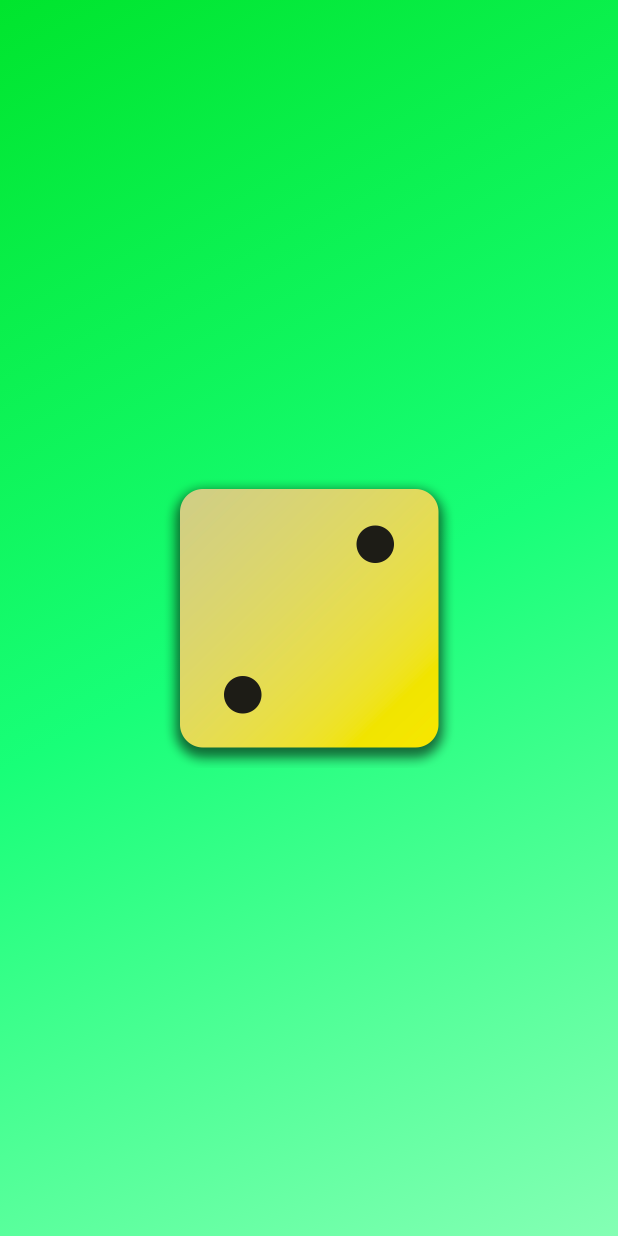
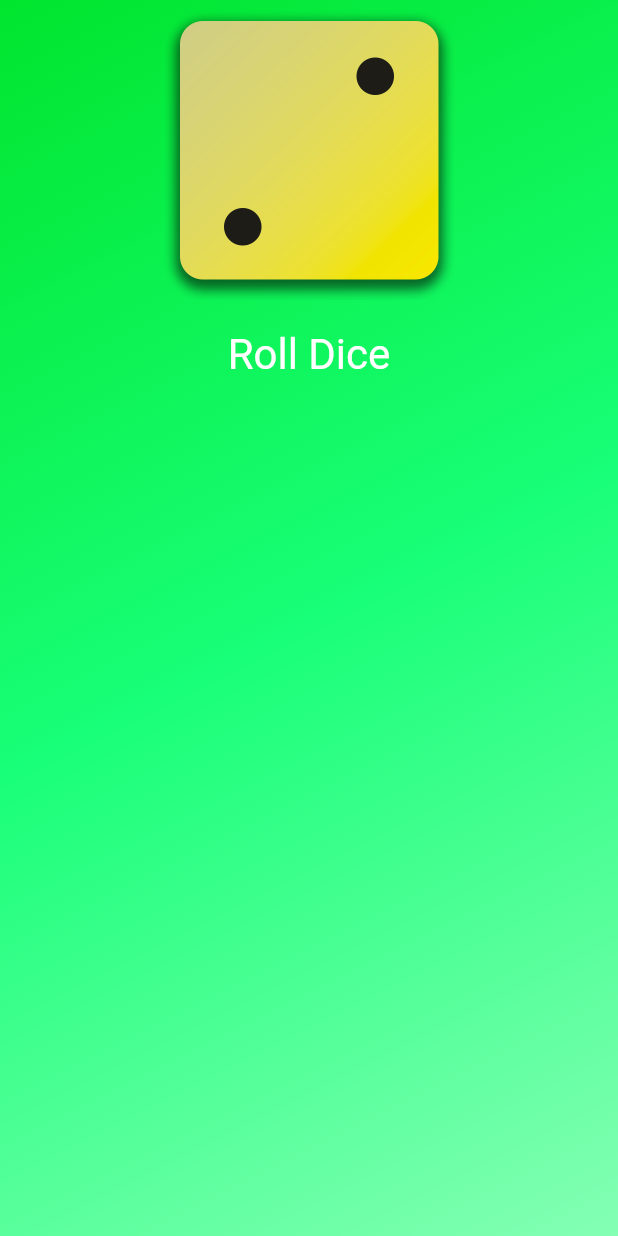
Before and after one commit to Igor-IGI/first_flutter_app, a Flutter app: the screen it shows after launch, on a phone screen of 412 x 824 dp. Run offline on Flutter 3.47's test engine with Material 2 defaults, Android fonts, the phone set to English and light mode, and no system bars.

Commit message:
add button for rolling dice

```diff
--- a/lib/gradient_container.dart
+++ b/lib/gradient_container.dart
@@ -28,9 +28,26 @@ class GradientContainer extends StatelessWidget {
         ),
       ),
       child: Center(
-        child: Image.asset(
-          imageName,
-          width: 200,
+        child: Column(
+          children: [
+            Image.asset(
+              imageName,
+              width: 200,
+            ),
+            TextButton(
+              onPressed: () {},
+              style: TextButton.styleFrom(
+                padding: const EdgeInsets.only(
+                  top: 20,
+                ),
+                foregroundColor: Colors.white,
+                textStyle: const TextStyle(
+                  fontSize: 28,
+                ),
+              ),
+              child: const Text('Roll Dice'),
+            ),
+          ],
         ),
       ),
     );
```
